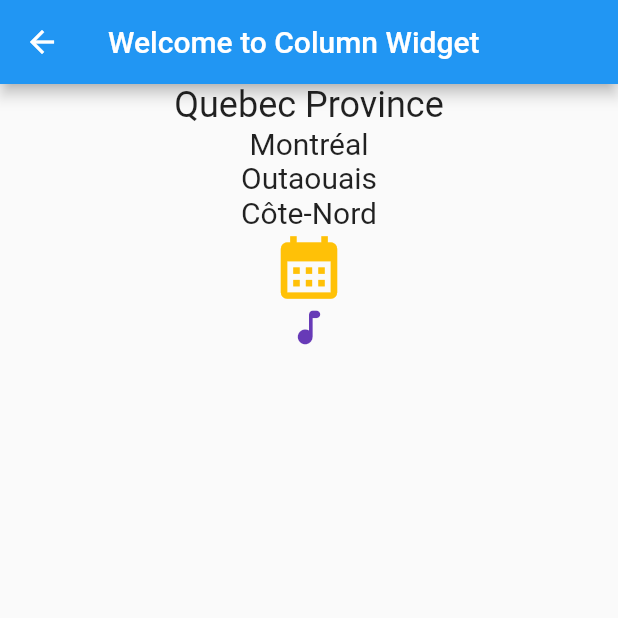
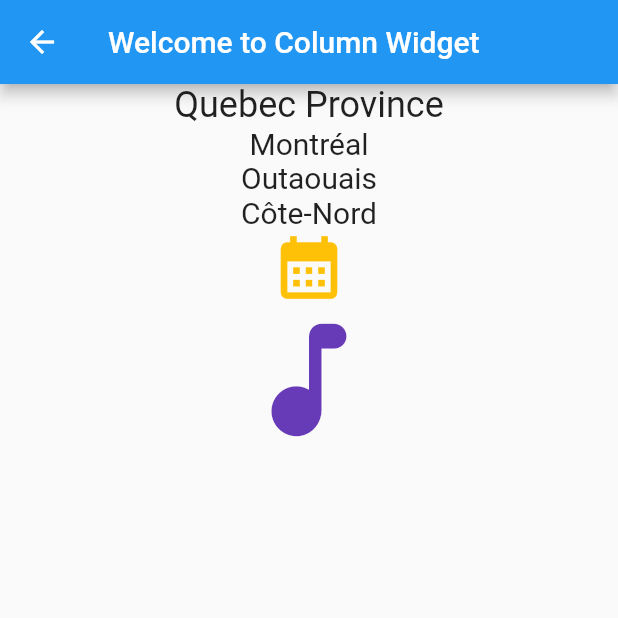
Before and after one commit to krupamaisuira/flutterapplication, a Flutter app: the MyStatelessWidgetDemo screen opened directly, on a phone screen of 412 x 824 dp, the top half of it. Run offline on Flutter 3.47's test engine with Material 2 defaults, Android fonts, the phone set to English and light mode, and no system bars.

Commit message:
commiting from the server

```diff
--- a/lib/main.dart
+++ b/lib/main.dart
@@ -106,7 +106,7 @@ class MyStatelessWidgetDemo extends StatelessWidget {
             Icon(
               Icons.audiotrack_rounded,
               color : Colors.deepPurple,
-              size :30,
+              size :100,
 
             ),
           ],
```
